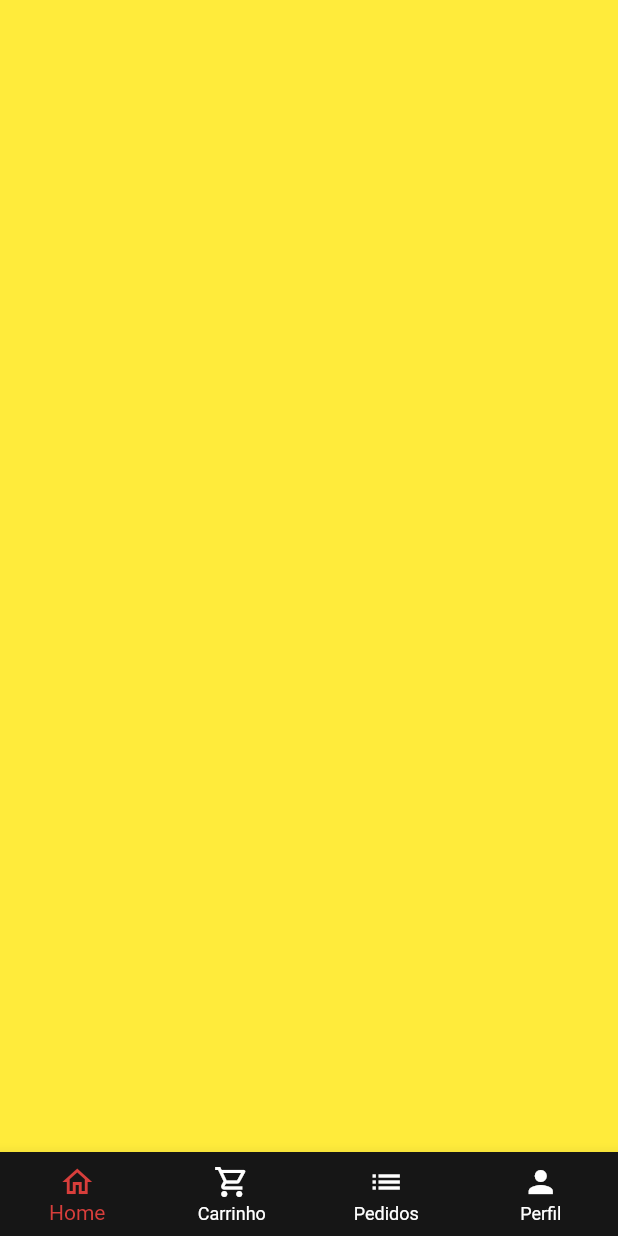
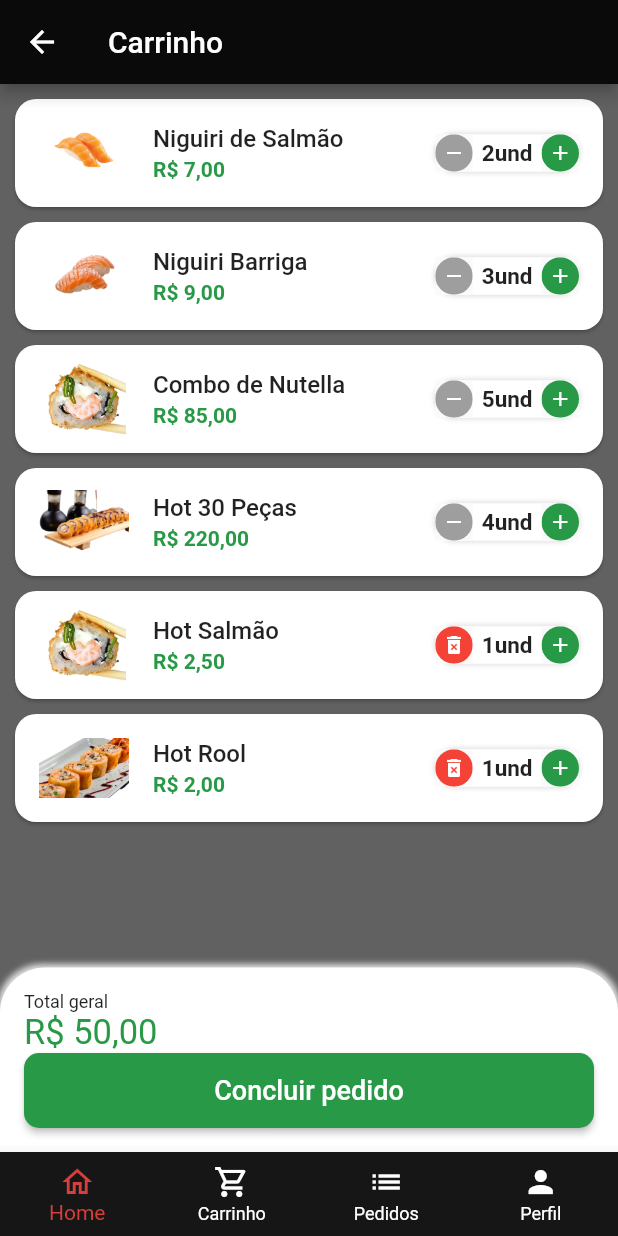
Before and after one commit to BrunoCarvalhoSI/app_oxesushi, a Flutter app: the TelaBase screen opened directly, swiped to page 2, on a phone screen of 412 x 824 dp. Run offline on Flutter 3.47's test engine with Material 2 defaults, Android fonts, the phone set to English and light mode, and no system bars; our stand-ins replace badges, mask_text_input_formatter.

Commit message:
tela de carrinho com widget quantidade

```diff
--- a/lib/config/mock_dados.dart
+++ b/lib/config/mock_dados.dart
@@ -1,3 +1,4 @@
+import '../models/ModelItemCarrinho.dart';
 import '../models/ModelProduto.dart';
 
 ModelProduto niguiriSalmao = ModelProduto(
@@ -41,21 +42,21 @@ ModelProduto comboHotCamarao = ModelProduto(
   imageUrl: 'imagens/hotSalmao.png',
   nome: "Hot Camarão",
   preco: 17.00,
-  undMedida: "und(8)",
+  undMedida: "und",
 );
 ModelProduto comboHot30Pecas = ModelProduto(
   descricao: '10 hot salmão, 10 hot rool, 10 hot kani',
   imageUrl: 'imagens/hot30.png',
   nome: "Hot 30 Peças",
   preco: 55.00,
-  undMedida: "und(30)",
+  undMedida: "und",
 );
 ModelProduto comboPastel = ModelProduto(
   descricao: 'Combo de Pastel',
   imageUrl: 'imagens/hotCamarao.png',
-  nome: "Pastel 3 unidades",
+  nome: "Combo de Pastel",
   preco: 22.00,
-  undMedida: "und(3)",
+  undMedida: "und",
 );
 ModelProduto comboNutella = ModelProduto(
   descricao: 'Nutella',
@@ -85,3 +86,12 @@ List<String> categorias = [
   'Temaki',
   'Promoções',
 ];
+
+List<ModelItemCarrinho> itensCarrinho = [
+  ModelItemCarrinho(item: niguiriSalmao, quantidade: 2),
+  ModelItemCarrinho(item: niguiriBarrigaSalmao, quantidade: 3),
+  ModelItemCarrinho(item: comboNutella, quantidade: 5),
+  ModelItemCarrinho(item: comboHot30Pecas, quantidade: 4),
+  ModelItemCarrinho(item: hotSalmao, quantidade: 1),
+  ModelItemCarrinho(item: hotRool, quantidade: 1),
+];
--- a/lib/models/ModelCarrinho.dart
+++ /dev/null
@@ -1,9 +0,0 @@
-import 'ModelProduto.dart';
-
-class Carrinho {
-  final String id;
-  final List<ModelProduto> produtos;
-  final double precoTotal;
-
-  Carrinho({this.id, this.produtos, this.precoTotal});
-}
--- /dev/null
+++ b/lib/models/ModelItemCarrinho.dart
@@ -0,0 +1,13 @@
+import 'ModelProduto.dart';
+
+class ModelItemCarrinho {
+  ModelProduto item;
+  int quantidade;
+
+  ModelItemCarrinho({
+    this.item,
+    this.quantidade,
+  });
+
+  double precoTotal() => item.preco * quantidade;
+}
--- a/lib/screens/base/tela_base.dart
+++ b/lib/screens/base/tela_base.dart
@@ -1,4 +1,5 @@
 import 'package:flutter/material.dart';
+import 'package:oxesushi_v1/screens/carrinho/tela_carrinho_tab.dart';
 import '../base/tela_home_tab.dart';
 import '../../componentes/custom_colors.dart';
 
@@ -21,9 +22,7 @@ class _TelaBaseState extends State<TelaBase> {
         controller: pageControler,
         children: [
           const TelaHome(),
-          Container(
-            color: Colors.yellow,
-          ),
+          TelaCarrinho(),
           Container(
             color: Colors.blue,
           ),
--- a/lib/screens/base/tela_home_tab.dart
+++ b/lib/screens/base/tela_home_tab.dart
@@ -1,9 +1,9 @@
 import 'package:badges/badges.dart';
 import 'package:flutter/material.dart';
-import 'package:oxesushi_v1/screens/base/componentes/produto_tile.dart';
+import 'package:oxesushi_v1/screens/base/componentes/tile_produto.dart';
 import '../../componentes/custom_colors.dart';
 import '../../config/mock_dados.dart' as mockDados;
-import 'componentes/categoria_tile.dart';
+import 'componentes/tile_categoria.dart';
 
 class TelaHome extends StatefulWidget {
   const TelaHome({Key key}) : super(key: key);
--- /dev/null
+++ b/lib/screens/carrinho/componentes/tile_carrinho.dart
@@ -0,0 +1,73 @@
+import 'package:flutter/material.dart';
+import 'package:oxesushi_v1/componentes/custom_colors.dart';
+import 'package:oxesushi_v1/models/ModelItemCarrinho.dart';
+import 'package:oxesushi_v1/services/utils_services.dart';
+import 'package:oxesushi_v1/widgets/widget_quantidade.dart';
+
+class CarrinhoTile extends StatefulWidget {
+  final ModelItemCarrinho itemCarrinho;
+
+  final Function(ModelItemCarrinho) remove;
+
+  const CarrinhoTile({
+    Key key,
+    this.itemCarrinho,
+    this.remove,
+  }) : super(key: key);
+
+  @override
+  State<CarrinhoTile> createState() => _CarrinhoTileState();
+}
+
+class _CarrinhoTileState extends State<CarrinhoTile> {
+  UtilsServices utilsServices = UtilsServices();
+
+  @override
+  Widget build(BuildContext context) {
+    return Card(
+      margin: const EdgeInsets.fromLTRB(10, 10, 10, 0),
+      shape: RoundedRectangleBorder(
+        borderRadius: BorderRadius.circular(14),
+      ),
+      child: ListTile(
+        //Imagem
+        leading: Image.asset(
+          widget.itemCarrinho.item.imageUrl,
+          height: 60,
+          width: 60,
+        ),
+        //Titulo
+        title: Text(
+          widget.itemCarrinho.item.nome,
+          style: const TextStyle(
+            fontWeight: FontWeight.w500,
+          ),
+        ),
+        //Total
+        subtitle: Text(
+          utilsServices.priceToCurrency(widget.itemCarrinho.precoTotal()),
+          style: TextStyle(
+            color: CustomColors.colorAppVerde,
+            fontWeight: FontWeight.bold,
+          ),
+        ),
+
+        // Quantidade
+        trailing: WidgetQuantidade(
+          suffixText: widget.itemCarrinho.item.undMedida,
+          quantidade: widget.itemCarrinho.quantidade,
+          result: (qtd) {
+            setState(() {
+              widget.itemCarrinho.quantidade = qtd;
+              if (qtd == 0) {
+                // Remover item do carrinho
+                widget.remove(widget.itemCarrinho);
+              }
+            });
+          },
+          isRemovable: true,
+        ),
+      ),
+    );
+  }
+}
--- /dev/null
+++ b/lib/screens/carrinho/tela_carrinho_tab.dart
@@ -0,0 +1,98 @@
+import 'package:flutter/material.dart';
+import 'package:oxesushi_v1/componentes/custom_colors.dart';
+import 'package:oxesushi_v1/screens/carrinho/componentes/tile_carrinho.dart';
+import 'package:oxesushi_v1/services/utils_services.dart';
+import 'package:oxesushi_v1/config/mock_dados.dart' as mock;
+import '../../models/ModelItemCarrinho.dart';
+
+class TelaCarrinho extends StatefulWidget {
+  const TelaCarrinho({Key key}) : super(key: key);
+
+  @override
+  State<TelaCarrinho> createState() => _TelaCarrinhoState();
+}
+
+class _TelaCarrinhoState extends State<TelaCarrinho> {
+  final UtilsServices utilsServices = UtilsServices();
+
+  void removerItemCarrinho(ModelItemCarrinho itemCarrinho) {
+    setState(() {
+      mock.itensCarrinho.remove(itemCarrinho);
+    });
+  }
+
+  @override
+  Widget build(BuildContext context) {
+    return Scaffold(
+      backgroundColor: Colors.grey.shade700,
+      appBar: AppBar(
+        title: const Text("Carrinho"),
+      ),
+      body: Column(
+        children: [
+          Expanded(
+            child: ListView.builder(
+              itemCount: mock.itensCarrinho.length,
+              itemBuilder: (_, index) {
+                return CarrinhoTile(
+                  itemCarrinho: mock.itensCarrinho[index],
+                  remove: removerItemCarrinho,
+                );
+              },
+            ),
+          ),
+          Container(
+            padding: const EdgeInsets.all(16),
+            decoration: BoxDecoration(
+              color: Colors.white,
+              borderRadius: const BorderRadius.vertical(
+                top: Radius.circular(30),
+              ),
+              boxShadow: [
+                BoxShadow(
+                  color: Colors.grey.shade300,
+                  blurRadius: 3,
+                  spreadRadius: 2,
+                ),
+              ],
+            ),
+            child: Column(
+              crossAxisAlignment: CrossAxisAlignment.stretch,
+              children: [
+                const Text(
+                  "Total geral",
+                  style: TextStyle(
+                    fontSize: 12,
+                  ),
+                ),
+                Text(
+                  utilsServices.priceToCurrency(50.0),
+                  style: TextStyle(
+                    fontSize: 23,
+                    color: CustomColors.colorAppVerde,
+                  ),
+                ),
+                SizedBox(
+                  height: 50,
+                  child: ElevatedButton(
+                    style: ElevatedButton.styleFrom(
+                      backgroundColor: CustomColors.colorAppVerde,
+                      shape: RoundedRectangleBorder(
+                        borderRadius: BorderRadius.circular(10),
+                      ),
+                    ),
+                    onPressed: () {},
+                    child: const Text(
+                      "Concluir pedido",
+                      style: TextStyle(fontSize: 18),
+                    ),
+                  ),
+                )
+              ],
+            ),
+          ),
+        ],
+      ),
+    );
+  }
+}
--- a/lib/screens/tela_detalhes_produto.dart
+++ b/lib/screens/tela_detalhes_produto.dart
@@ -71,7 +71,7 @@ class _DetalhesDoProdutoState extends State<DetalhesDoProduto> {
                           ),
                           WidgetQuantidade(
                             quantidade: qtdDoCarrinho,
-                            sufixText: widget.produto.undMedida,
+                            suffixText: widget.produto.undMedida,
                             result: (qtd) {
                               setState(() {
                                 qtdDoCarrinho = qtd;
--- a/lib/widgets/widget_quantidade.dart
+++ b/lib/widgets/widget_quantidade.dart
@@ -1,16 +1,18 @@
 import 'package:flutter/material.dart';
-import 'package:oxesushi_v1/componentes/custom_colors.dart';
+import '../componentes/custom_colors.dart';
 
 class WidgetQuantidade extends StatelessWidget {
   final int quantidade;
-  final String sufixText;
+  final String suffixText;
   final Function(int qtd) result;
+  final bool isRemovable;
 
   const WidgetQuantidade({
     Key key,
     this.quantidade,
-    this.sufixText,
+    this.suffixText,
     this.result,
+    this.isRemovable = false,
   }) : super(key: key);
 
   @override
@@ -28,21 +30,25 @@ class WidgetQuantidade extends StatelessWidget {
         ],
       ),
       child: Row(
+        mainAxisSize: MainAxisSize.min,
         children: [
           _WidgetQuantidade(
-            icon: Icons.remove,
-            color: Colors.grey,
+            icon: !isRemovable || quantidade > 1
+                ? Icons.remove
+                : Icons.delete_forever,
+            color: !isRemovable || quantidade > 1 ? Colors.grey : Colors.red,
             onPressed: () {
-              if (quantidade == 1) return;
-
+              if (quantidade == 1 && !isRemovable) return;
               int resultCount = quantidade - 1;
               result(resultCount);
             },
           ),
           Padding(
-            padding: const EdgeInsets.symmetric(horizontal: 6),
+            padding: const EdgeInsets.symmetric(
+              horizontal: 6,
+            ),
             child: Text(
-              '$quantidade$sufixText',
+              '$quantidade$suffixText',
               style: const TextStyle(
                 fontSize: 15,
                 fontWeight: FontWeight.bold,
```
Also changed, not shown: lib/screens/base/componentes/tile_categoria.dart (renamed from lib/screens/base/componentes/categoria_tile.dart), lib/screens/base/componentes/tile_produto.dart (renamed from lib/screens/base/componentes/produto_tile.dart), lib/screens/tela_carrinho.dart (deleted).
